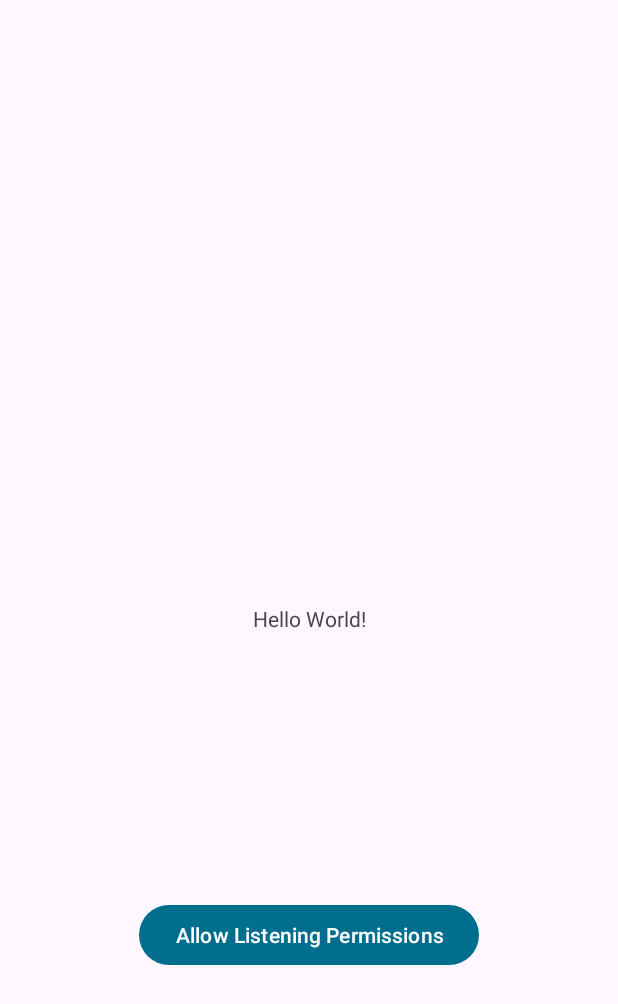
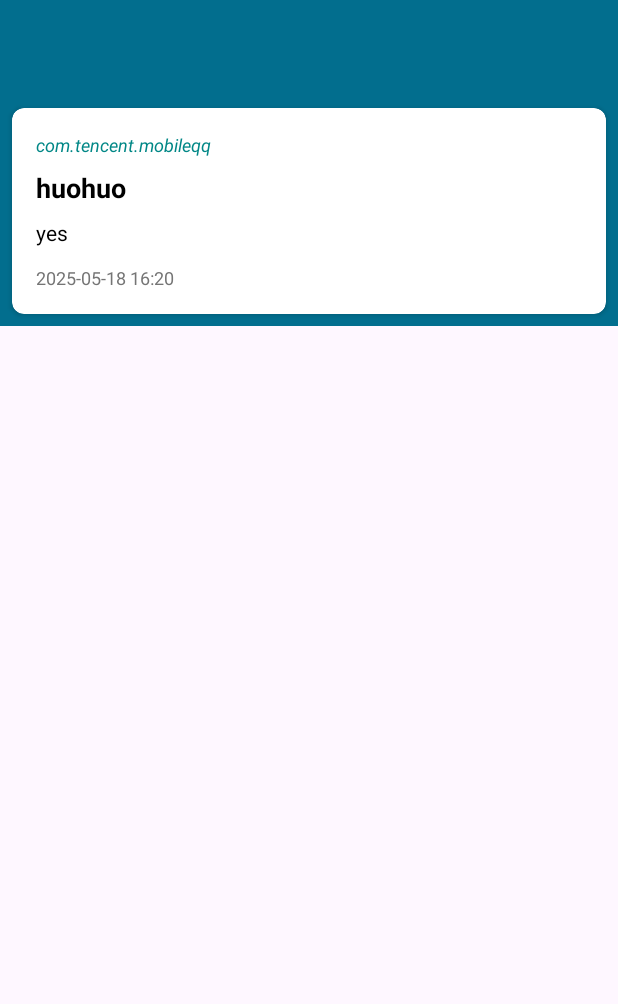
Before and after one commit to JerryHuang0424/killbill, an Android app: the screen it shows after launch (MainActivity before the commit, NotifyListActivity after it), on a phone screen of 412 x 824 dp. Shown: the top 1004 px of the screen. Run offline under Robolectric (Android 15) with nearby library versions, the phone set to English and light mode, and no system bars; our stand-ins replace Timber.

Commit message:
添加了一个layout，能够列出所有收到的消息

```diff
--- /dev/null
+++ b/app/src/main/java/org/wit/killbill/Activity/NotifyListActivity.kt
@@ -0,0 +1,103 @@
+package org.wit.killbill.Activity
+
+import android.os.Bundle
+import android.service.notification.StatusBarNotification
+import android.view.LayoutInflater
+import android.view.ViewGroup
+import androidx.appcompat.app.AppCompatActivity
+import androidx.recyclerview.widget.LinearLayoutManager
+import androidx.recyclerview.widget.RecyclerView
+import org.wit.killbill.Main.MainApp
+import org.wit.killbill.NotifyServer.NotifyListener
+import org.wit.killbill.NotifyServer.NotifyService
+import org.wit.killbill.databinding.ActivityListMainBinding
+import org.wit.killbill.databinding.CardBinding
+import org.wit.killbill.models.NotifyModel
+import java.text.SimpleDateFormat
+import java.util.Date
+import java.util.Locale
+import timber.log.Timber
+
+class NotifyListActivity : AppCompatActivity(), NotifyListener{
+    lateinit var app: MainApp
+    private lateinit var binding: ActivityListMainBinding
+    private lateinit var notifyService: NotifyService
+    var notifyModel = NotifyModel()
+
+
+
+    override fun onCreate(savedInstanceState: Bundle?) {
+        super.onCreate(savedInstanceState)
+        binding = ActivityListMainBinding.inflate(layoutInflater)
+        setContentView(binding.root)
+
+        app = application as MainApp
+
+        val layoutManager = LinearLayoutManager(this)
+        binding.recyclerView.layoutManager = layoutManager
+        binding.recyclerView.adapter = NotifyAdapter(app.notifyNotifyModels)
+
+        //把NotifyListMain页面注册通知监听
+        NotifyHelper.getInstance().setNotifyListener(this)
+
+    }
+
+    override fun onReceiveMessage(sbn: StatusBarNotification?) {
+        // 1. 空安全检查
+
+        val notification = sbn?.notification ?:return
+        // 2. 获取消息内容（使用安全调用和空合并操作符）
+        notifyModel.packageName = sbn.packageName?.toString()?:""
+        val contextOri = notification.tickerText?.toString() ?: ""
+        val parts= contextOri.split(":")
+        println("split: ${parts[0]}, ${parts[1]}")
+        notifyModel.title = parts[0]
+        notifyModel.context = parts[1]
+
+        // 3. 格式化时间（添加时区处理）
+        notifyModel.time =
+            SimpleDateFormat("yyyy-MM-dd HH:mm", Locale.CHINESE).format(Date(sbn.getPostTime()))
+
+        if(notifyModel.title.isNotEmpty()){
+            app.notifyNotifyModels.add(notifyModel.copy())
+            for (i in app.notifyNotifyModels.indices) {
+                Timber.i("NotifyModels[$i]:${this.app.notifyNotifyModels[i]}")
+            }
+        }
+
+        (binding.recyclerView.adapter)?.notifyItemRangeChanged(0, app.notifyNotifyModels.size)
+    }
+}
+
+
+
+
+
+class NotifyAdapter constructor(private var notifies: List<NotifyModel>) :
+    RecyclerView.Adapter<NotifyAdapter.MainHolder>() {
+
+    override fun onCreateViewHolder(parent: ViewGroup, viewType: Int): MainHolder {
+        val binding = CardBinding
+            .inflate(LayoutInflater.from(parent.context), parent, false)
+
+        return MainHolder(binding)
+    }
+
+    override fun onBindViewHolder(holder: MainHolder, position: Int) {
+        val notify = notifies[holder.adapterPosition]
+        holder.bind(notify)
+    }
+
+    override fun getItemCount(): Int = notifies.size
+
+    class MainHolder(private val binding : CardBinding) :
+        RecyclerView.ViewHolder(binding.root) {
+
+        fun bind(notify: NotifyModel) {
+            binding.tvTitle.text = notify.title
+            binding.tvPackageName.text = notify.packageName
+            binding.tvContent.text = notify.context
+            binding.tvTime.text = notify.time
+        }
+    }
+}
--- a/app/src/main/java/org/wit/killbill/Activity/MainActivity.kt
+++ b/app/src/main/java/org/wit/killbill/Activity/PageMainActivity.kt
@@ -10,26 +10,26 @@ import android.widget.Toast
 import androidx.appcompat.app.AppCompatActivity
 import androidx.core.app.NotificationManagerCompat
 import com.llw.easyutil.Easy
+import org.wit.killbill.Main.MainApp
 import org.wit.killbill.NotifyServer.NotifyListener
 import org.wit.killbill.NotifyServer.NotifyService
 import org.wit.killbill.R
 import org.wit.killbill.databinding.ActivityMainBinding
-import org.wit.killbill.models.Model
+import org.wit.killbill.models.NotifyModel
 import timber.log.Timber
 import java.text.SimpleDateFormat
 import java.util.Date
 import java.util.Locale
 
-class MainActivity : AppCompatActivity(), NotifyListener {
+class PageMainActivity : AppCompatActivity(), NotifyListener {
     companion object {
         private const val REQUEST_CODE = 9527
     }
-
     private lateinit var textView: TextView
-
     private lateinit var notifyService: NotifyService
-
     private lateinit var binding: ActivityMainBinding
+    var notifyModel = NotifyModel()
+    lateinit var app : MainApp
 
     override fun onCreate(savedInstanceState: Bundle?) {
         super.onCreate(savedInstanceState)
@@ -40,6 +40,8 @@ class MainActivity : AppCompatActivity(), NotifyListener {
         //Plant a log timber tree, to show collect all information when app execute.
         Timber.plant(Timber.DebugTree())
         Timber.i("Placemark Activity started..")
+
+        app = application as MainApp
 
         textView = findViewById(R.id.textView)
 
@@ -53,28 +55,31 @@ class MainActivity : AppCompatActivity(), NotifyListener {
     override fun onReceiveMessage(sbn: StatusBarNotification?) {
         // 1. 空安全检查
         val notification = sbn?.notification ?: return
-        var notifyModel = Model()
-        var notifyModels = ArrayList<Model>()
 
         // 2. 获取消息内容（使用安全调用和空合并操作符）
-        notifyModel.title = notification.tickerText?.toString() ?: ""
+        notifyModel.packageName = sbn.packageName?.toString()?:""
+//        notifyModel.title = notification.tickerText?.toString() ?: ""
+//        notifyModel.context = " "
+        val contextOri = notification.tickerText?.toString() ?: ""
+        val parts= contextOri.split(":")
+        println("split: ${parts[0]}, ${parts[1]}")
+        notifyModel.title = parts[0]
+        notifyModel.context = parts[1]
 
-        // 3. 格式化时间（添加时区处理）
-//        notifyModel.time = SimpleDateFormat("yyyy-MM-dd HH:mm:ss", Locale.CHINESE).apply {
-//            timeZone = TimeZone.getDefault() // 使用系统默认时区
-//        }.format(Date(sbn.postTime))
+            // 3. 格式化时间（添加时区处理）
         notifyModel.time =
-            SimpleDateFormat("yyyy-MM-dd HH:mm:ss", Locale.CHINESE).format(Date(sbn.getPostTime()))
+            SimpleDateFormat("yyyy-MM-dd HH:mm", Locale.CHINESE).format(Date(sbn.getPostTime()))
 
         if(notifyModel.title.isNotEmpty()){
-            notifyModels.add(notifyModel.copy())
+            app.notifyNotifyModels.add(notifyModel.copy())
         }
 
         // 4. 更安全的UI更新（使用runOnUiThread）
         runOnUiThread {
             textView.text = """
             应用包名：${sbn.packageName}
-            消息内容：${notifyModel.title}
+            消息标题：${notifyModel.title}
+            消息内容：${notifyModel.context}
             消息时间：${notifyModel.time}
           """.trimIndent()
         }
--- /dev/null
+++ b/app/src/main/java/org/wit/killbill/Main/MainApp.kt
@@ -0,0 +1,20 @@
+package org.wit.killbill.Main
+
+import android.app.Application
+import org.wit.killbill.models.NotifyModel
+import timber.log.Timber
+
+
+class MainApp : Application() {
+
+    val notifyNotifyModels = ArrayList<NotifyModel>()
+
+    override fun onCreate() {
+        super.onCreate()
+        Timber.plant(Timber.DebugTree())
+        Timber.i("Placemark started")
+        notifyNotifyModels.add(NotifyModel("huohuo", "yes", "2025-05-18 16:20", "com.tencent.mobileqq"))
+
+    }
+
+}
--- a/app/src/main/java/org/wit/killbill/Models/Model.kt
+++ /dev/null
@@ -1,3 +0,0 @@
-package org.wit.killbill.models
-
-data class Model(var title: String = "", var time: String = "")
--- /dev/null
+++ b/app/src/main/java/org/wit/killbill/Models/NotifyModel.kt
@@ -0,0 +1,3 @@
+package org.wit.killbill.models
+
+data class NotifyModel(var title: String = "", var context: String = "", var time: String = "", var packageName: String = "")
--- /dev/null
+++ b/app/src/main/res/layout/activity_list_main.xml
@@ -0,0 +1,35 @@
+<?xml version="1.0" encoding="utf-8"?>
+<androidx.coordinatorlayout.widget.CoordinatorLayout
+    xmlns:android="http://schemas.android.com/apk/res/android"
+    xmlns:app="http://schemas.android.com/apk/res-auto"
+    xmlns:tools="http://schemas.android.com/tools"
+    android:layout_width="match_parent"
+    android:layout_height="match_parent"
+    tools:context="org.wit.killbill.Activity.NotifyListMain">
+
+    <com.google.android.material.appbar.AppBarLayout
+        android:layout_width="match_parent"
+        android:layout_height="wrap_content"
+        android:background="@color/colorAccent"
+        android:fitsSystemWindows="true"
+        app:elevation="0dip"
+        app:theme="@style/ThemeOverlay.AppCompat.Dark.ActionBar">
+
+        <androidx.appcompat.widget.Toolbar
+            android:id="@+id/toolbar"
+            android:layout_width="match_parent"
+            android:layout_height="wrap_content"
+            app:titleTextColor="@color/colorPrimary" />
+
+        ...
+        <androidx.recyclerview.widget.RecyclerView
+            android:id="@+id/recyclerView"
+            android:layout_width="match_parent"
+            android:layout_height="match_parent"
+            android:scrollbars="vertical"
+            app:layout_behavior="@string/appbar_scrolling_view_behavior" />
+        ...
+
+    </com.google.android.material.appbar.AppBarLayout>
+
+</androidx.coordinatorlayout.widget.CoordinatorLayout>
--- a/app/src/main/res/layout/activity_main.xml
+++ b/app/src/main/res/layout/activity_main.xml
@@ -5,7 +5,7 @@
     android:id="@+id/main"
     android:layout_width="match_parent"
     android:layout_height="match_parent"
-    tools:context=".Activity.MainActivity">
+    tools:context=".Activity.PageMainActivity">
 
     <TextView
         android:id="@+id/textView"
--- /dev/null
+++ b/app/src/main/res/layout/card.xml
@@ -0,0 +1,60 @@
+<?xml version="1.0" encoding="utf-8"?>
+<androidx.cardview.widget.CardView
+    xmlns:android="http://schemas.android.com/apk/res/android"
+    xmlns:app="http://schemas.android.com/apk/res-auto"
+    xmlns:tools="http://schemas.android.com/tools"
+    android:layout_width="match_parent"
+    android:layout_height="wrap_content"
+    android:layout_margin="8dp"
+    android:elevation="4dp"
+    app:cardCornerRadius="8dp">
+
+    <LinearLayout
+        android:layout_width="match_parent"
+        android:layout_height="wrap_content"
+        android:orientation="vertical"
+        android:padding="16dp">
+
+        <!-- 消息来源包名（顶部） -->
+        <TextView
+            android:id="@+id/tvPackageName"
+            android:layout_width="match_parent"
+            android:layout_height="wrap_content"
+            android:textColor="@color/teal_700"
+            android:textSize="12sp"
+            android:textStyle="italic"
+            tools:text="com.example.app" />
+
+        <!-- 消息标题（主内容） -->
+        <TextView
+            android:id="@+id/tvTitle"
+            android:layout_width="match_parent"
+            android:layout_height="wrap_content"
+            android:layout_marginTop="8dp"
+            android:textColor="@color/colorPrimaryDark"
+            android:textSize="18sp"
+            android:textStyle="bold"
+            tools:text="This is a notification title" />
+
+        <!-- 消息具体内容 -->
+        <TextView
+            android:id="@+id/tvContent"
+            android:layout_width="match_parent"
+            android:layout_height="wrap_content"
+            android:textColor="@color/colorPrimaryDark"
+            android:layout_marginTop="8dp"
+            android:textSize="14sp"
+            tools:text="This is the detailed content of the notification..." />
+
+        <!-- 消息时间（底部靠右） -->
+        <TextView
+            android:id="@+id/tvTime"
+            android:layout_width="match_parent"
+            android:layout_height="wrap_content"
+            android:layout_marginTop="12dp"
+            android:textColor="@color/gray_600"
+            android:textSize="12sp"
+            tools:text="2023-11-20 14:30" />
+
+    </LinearLayout>
+</androidx.cardview.widget.CardView>
--- a/app/src/main/res/values/colors.xml
+++ b/app/src/main/res/values/colors.xml
@@ -5,5 +5,7 @@
     <color name="colorPrimary">#FFFFFF</color>
     <color name="colorPrimaryDark">#000000</color>
     <color name="colorAccent">#026E8E</color>
+    <color name="teal_700">#018786</color>
+    <color name="gray_600">#757575</color>
 
 </resources>
```
Also changed, not shown: app/src/main/AndroidManifest.xml (+8 -2 lines).
